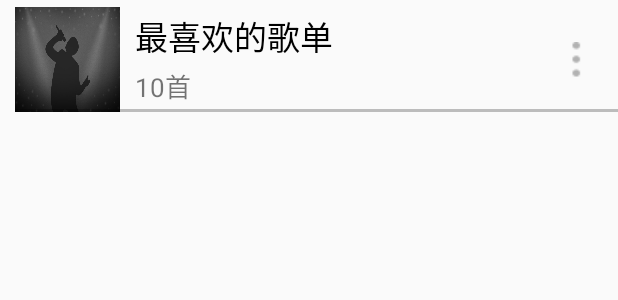
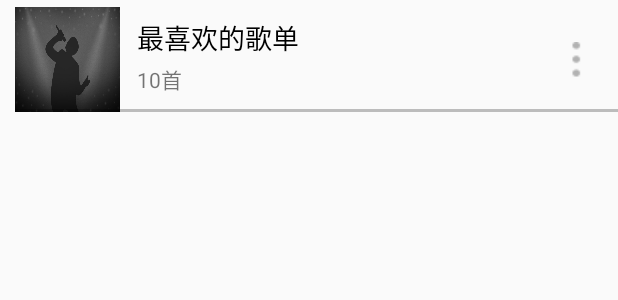
Before and after one commit to guanzhongliu/NeteaseCloudMusic, an Android app: the layout playlist_info.xml on its own in the app's theme, with its tools: preview values and no code run, on a phone screen of 412 x 824 dp. Shown: the top 300 px of the screen. Run offline under Robolectric (Android 15) with nearby library versions, the phone set to English and light mode, and no system bars.

Commit message:
初步完成歌单列表

```diff
--- a/app/src/main/java/com/twt/lgz/neteasecloudmusic/view/MainActivity.kt
+++ b/app/src/main/java/com/twt/lgz/neteasecloudmusic/view/MainActivity.kt
@@ -13,7 +13,6 @@ import cn.edu.twt.retrox.recyclerviewdsl.ItemManager
 import com.orhanobut.hawk.Hawk
 import com.twt.lgz.neteasecloudmusic.R
 import com.twt.lgz.neteasecloudmusic.model.Bean.MyPlaylistBean
-import com.twt.lgz.neteasecloudmusic.model.PlaylistInfoItem
 import com.twt.lgz.neteasecloudmusic.model.PlaylistItem
 import com.twt.lgz.neteasecloudmusic.model.Status
 import com.twt.lgz.neteasecloudmusic.netservice.NetService
@@ -80,7 +79,7 @@ class MainActivity : AppCompatActivity() {
     fun updatePlaylist() {
         val data = Hawk.get<List<MyPlaylistBean.PlaylistBean>>("playlist")
         data?.forEach {
-            val item = PlaylistItem(it.name, it.trackCount.toString() + "首")
+            val item = PlaylistItem(it.name, it.trackCount.toString() + "首", it.coverImgUrl)
             list.add(item)
         }
         playlist_rc.apply {
@@ -88,8 +87,8 @@ class MainActivity : AppCompatActivity() {
             itemAdapter = ItemAdapter(itemManager)
             adapter = itemAdapter
             layoutManager = LinearLayoutManager(this.context)
+        }
 
-        }
     }
 
     companion object {
--- a/app/src/main/java/com/twt/lgz/neteasecloudmusic/view/PlaylistActivity.kt
+++ b/app/src/main/java/com/twt/lgz/neteasecloudmusic/view/PlaylistActivity.kt
@@ -9,6 +9,6 @@ class PlaylistActivity : AppCompatActivity() {
     override fun onCreate(savedInstanceState: Bundle?) {
         super.onCreate(savedInstanceState)
         setContentView(R.layout.activity_playlist)
-
+        supportActionBar?.hide()
     }
 }
--- a/app/src/main/res/layout/playlist_info.xml
+++ b/app/src/main/res/layout/playlist_info.xml
@@ -9,7 +9,9 @@
         android:paddingTop="2dp"
         android:paddingBottom="2dp"
         android:layout_centerInParent="true"
+        android:backgroundTint="@color/white"
 >
+
     <ImageView
             android:id="@+id/iv_playlist"
             android:layout_width="70dp"
@@ -18,20 +20,19 @@
             android:background="@drawable/default_artist_ban"
             android:scaleType="fitCenter"
     />
-
     <ImageView
             android:id="@+id/popup_menu"
             android:layout_width="wrap_content"
             android:layout_height="match_parent"
             android:layout_alignParentRight="true"
             android:layout_centerVertical="true"
-            android:background="?attr/selectableItemBackgroundBorderless"
             android:focusable="false"
             android:padding="15dp"
             android:src="@drawable/list_icn_more"/>
 
     <LinearLayout
-            android:layout_width="match_parent"
+            android:id="@+id/playlist_overall"
+            android:layout_width="268dp"
             android:layout_height="match_parent"
             android:orientation="vertical"
             android:paddingStart="10dp"
@@ -39,15 +40,16 @@
             android:layout_toRightOf="@+id/iv_playlist"
             android:paddingTop="5dp"
             android:layout_alignBottom="@+id/iv_playlist"
-            android:layout_alignParentEnd="true">
+            android:layout_marginLeft="2dp" android:layout_toStartOf="@+id/popup_menu" android:layout_marginEnd="8dp">
         <TextView
                 android:id="@+id/playlist_name"
                 android:layout_width="wrap_content"
                 android:layout_height="wrap_content"
+                android:paddingTop="4dp"
                 android:maxLines="1"
                 android:textColor="@color/black"
                 android:text="最喜欢的歌单"
-                android:textSize="22sp"
+                android:textSize="18sp"
                 android:ellipsize="end"
                 android:ems="10"
         />
@@ -58,7 +60,7 @@
                 android:paddingTop="3dp"
                 android:maxLines="1"
                 android:text="10首"
-                android:textSize="17sp"
+                android:textSize="14sp"
         />
 
     </LinearLayout>
```
Also changed, not shown: app/src/main/java/com/twt/lgz/neteasecloudmusic/model/Items.kt (+19 -3 lines).
